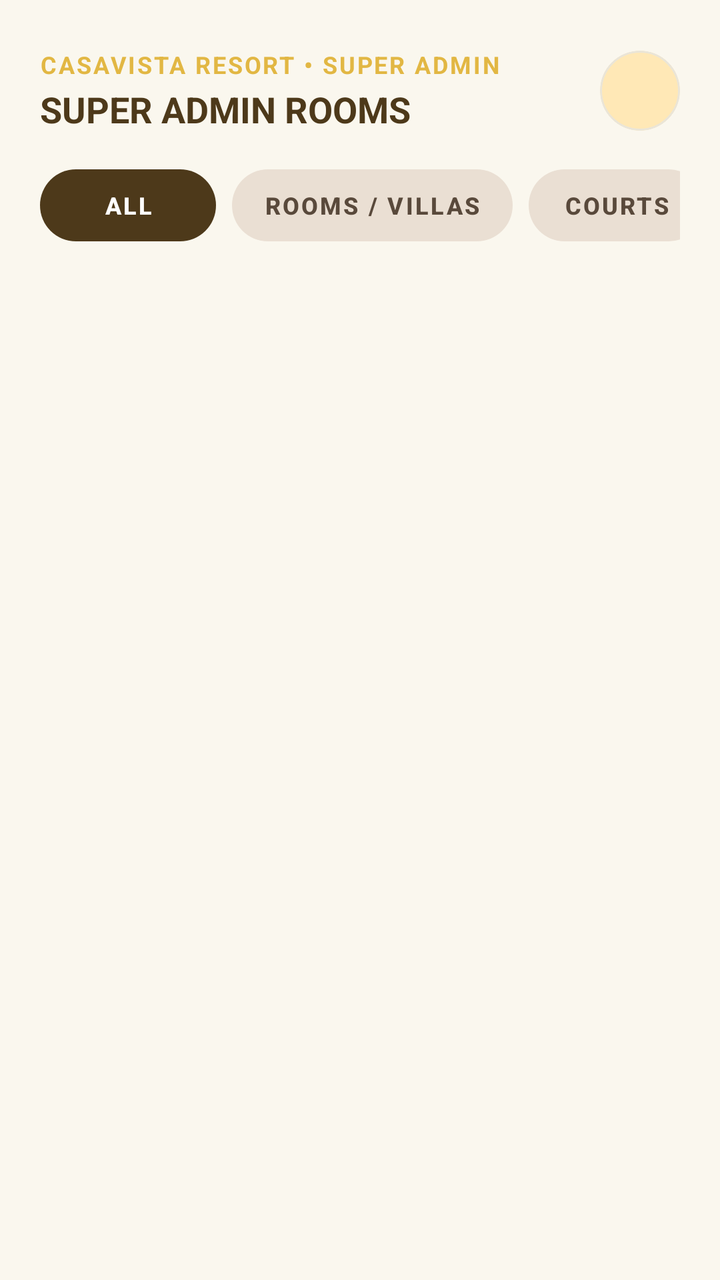
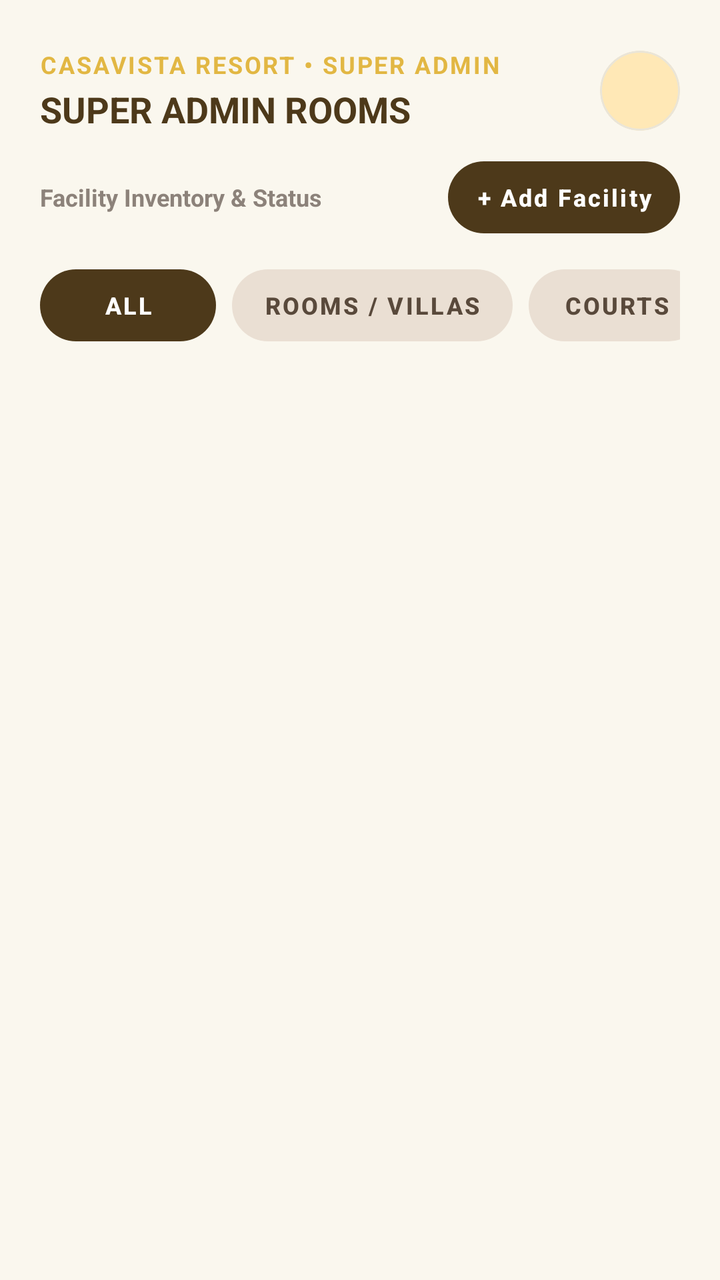

The first picture is an Android layout as it rendered before a commit; the second is the same layout after the commit. The layout source and the unified diff follow.
<!-- AndroidManifest.xml: application theme Theme.CasaVista -->
<!-- res/layout/fragment_super_admin_rooms.xml -->
<?xml version="1.0" encoding="utf-8"?>
<LinearLayout xmlns:android="http://schemas.android.com/apk/res/android"
    xmlns:app="http://schemas.android.com/apk/res-auto"
    android:layout_width="match_parent"
    android:layout_height="match_parent"
    android:background="@color/bg_main"
    android:orientation="vertical"
    android:padding="20dp">

    
    
    <RelativeLayout
        android:layout_width="match_parent"
        android:layout_height="wrap_content"
        android:layout_marginTop="4dp">

        <LinearLayout
            android:layout_width="wrap_content"
            android:layout_height="wrap_content"
            android:layout_centerVertical="true"
            android:orientation="vertical">

            <TextView
                android:layout_width="wrap_content"
                android:layout_height="wrap_content"
                android:letterSpacing="0.08"
                android:text="CASAVISTA RESORT • SUPER ADMIN"
                android:textColor="@color/admin_accent_gold"
                android:textSize="12sp"
                android:textStyle="bold" />

            <TextView
                android:layout_width="wrap_content"
                android:layout_height="wrap_content"
                android:layout_marginTop="2dp"
                android:text="SUPER ADMIN ROOMS"
                android:textColor="@color/admin_text_primary"
                android:textSize="18sp"
                android:textStyle="bold" />
        </LinearLayout>

        
        <com.google.android.material.card.MaterialCardView
            android:id="@+id/cardSuperAdminRoomsAvatar"
            android:layout_width="40dp"
            android:layout_height="40dp"
            android:layout_alignParentEnd="true"
            android:layout_centerVertical="true"
            android:clickable="true"
            android:focusable="true"
            app:cardCornerRadius="20dp"
            app:cardElevation="0dp"
            app:strokeColor="@color/border_soft"
            app:strokeWidth="1dp">

            <ImageView
                android:id="@+id/imgHeaderAvatarRooms"
                android:layout_width="match_parent"
                android:layout_height="match_parent"
                android:scaleType="centerCrop"
                android:src="@drawable/bg_pill_gold" />
        </com.google.android.material.card.MaterialCardView>
    </RelativeLayout>

    
    <HorizontalScrollView
        android:layout_width="match_parent"
        android:layout_height="wrap_content"
        android:layout_marginBottom="12dp"
        android:layout_marginTop="18dp"
        android:scrollbars="none">

        <LinearLayout
            android:layout_width="wrap_content"
            android:layout_height="wrap_content"
            android:orientation="horizontal">

            <com.google.android.material.button.MaterialButton
                android:id="@+id/tabSuperRoomAll"
                style="@style/Widget.MaterialComponents.Button.UnelevatedButton"
                android:layout_width="wrap_content"
                android:layout_height="36dp"
                android:layout_marginEnd="8dp"
                android:insetTop="0dp"
                android:insetBottom="0dp"
                android:text="All"
                android:textColor="#FFFFFF"
                android:textSize="12sp"
                android:textStyle="bold"
                app:backgroundTint="#4D391A"
                app:cornerRadius="18dp" />

            <com.google.android.material.button.MaterialButton
                android:id="@+id/tabSuperRoomVillas"
                style="@style/Widget.MaterialComponents.Button.UnelevatedButton"
                android:layout_width="wrap_content"
                android:layout_height="36dp"
                android:layout_marginEnd="8dp"
                android:insetTop="0dp"
                android:insetBottom="0dp"
                android:text="Rooms / Villas"
                android:textColor="#59493B"
                android:textSize="12sp"
                android:textStyle="bold"
                app:backgroundTint="#EADFD3"
                app:cornerRadius="18dp" />

            <com.google.android.material.button.MaterialButton
                android:id="@+id/tabSuperRoomCourts"
                style="@style/Widget.MaterialComponents.Button.UnelevatedButton"
                android:layout_width="wrap_content"
                android:layout_height="36dp"
                android:layout_marginEnd="8dp"
                android:insetTop="0dp"
                android:insetBottom="0dp"
                android:text="Courts"
                android:textColor="#59493B"
                android:textSize="12sp"
                android:textStyle="bold"
                app:backgroundTint="#EADFD3"
                app:cornerRadius="18dp" />

            <com.google.android.material.button.MaterialButton
                android:id="@+id/tabSuperRoomBuyout"
                style="@style/Widget.MaterialComponents.Button.UnelevatedButton"
                android:layout_width="wrap_content"
                android:layout_height="36dp"
                android:insetTop="0dp"
                android:insetBottom="0dp"
                android:text="Buyout"
                android:textColor="#59493B"
                android:textSize="12sp"
                android:textStyle="bold"
                app:backgroundTint="#EADFD3"
                app:cornerRadius="18dp" />
        </LinearLayout>
    </HorizontalScrollView>

    
    <androidx.recyclerview.widget.RecyclerView
        android:id="@+id/rvSuperAdminRooms"
        android:layout_width="match_parent"
        android:layout_height="match_parent"
        android:clipToPadding="false"
        android:overScrollMode="never" />

</LinearLayout>
<!-- resources referenced by this layout -->
<resources>
  <color name="admin_accent_gold">#E2B743</color>
  <color name="admin_text_primary">#4D391A</color>
  <color name="bg_main">#FAF7EE</color>
  <color name="border_soft">#EAE5D8</color>
  <!-- drawable bg_pill_gold (drawable) -->
  <?xml version="1.0" encoding="utf-8"?>
  <shape xmlns:android="http://schemas.android.com/apk/res/android"
      android:shape="rectangle">
      <solid android:color="#FFE8B6" />
      <corners android:radius="20dp" />
  </shape>
  <style name="Theme.CasaVista" parent="Theme.MaterialComponents.Light.NoActionBar">
          <item name="colorPrimary">@color/button_bg</item>
          <item name="colorPrimaryVariant">@color/primary_dark</item>
          <item name="colorOnPrimary">#FFFFFF</item>
          <item name="android:windowBackground">@color/bg_primary</item>
          <item name="android:statusBarColor">@color/resort_bg</item>
          <item name="android:windowLightStatusBar">true</item>
          <item name="materialButtonStyle">@style/Widget.MaterialComponents.Button.UnelevatedButton</item>
          <item name="materialAlertDialogTheme">@style/MaterialAlertDialogTheme</item>
          <item name="alertDialogTheme">@style/MaterialAlertDialogTheme</item>
      </style>
  <color name="button_bg">#4A3718</color>
  <color name="primary_dark">#4A3718</color>
  <color name="bg_primary">#FAF7EE</color>
  <color name="resort_bg">#FAF7EE</color>
  <style name="MaterialAlertDialogTheme" parent="ThemeOverlay.MaterialComponents.MaterialAlertDialog">
          <item name="shapeAppearanceOverlay">@style/ShapeAppearance.Material3.Corner.Medium</item>
          <item name="colorSurface">@color/card_bg</item>
          <item name="android:background">@color/card_bg</item>
          <item name="colorOnSurface">@color/text_primary</item>
          <item name="colorPrimary">@color/accent_gold</item>
          <item name="colorAccent">@color/accent_gold</item>
      </style>
  <color name="card_bg">#FFFFFF</color>
  <color name="text_primary">#4D391A</color>
  <color name="accent_gold">#E2B743</color>
</resources>

<!-- the commit's change to res/layout/fragment_super_admin_rooms.xml (unified diff, before → after) -->
@@ -61,6 +61,40 @@
                 android:src="@drawable/bg_pill_gold" />
         </com.google.android.material.card.MaterialCardView>
     </RelativeLayout>
+
+    
+    <LinearLayout
+        android:layout_width="match_parent"
+        android:layout_height="wrap_content"
+        android:layout_marginTop="14dp"
+        android:gravity="center_vertical"
+        android:orientation="horizontal">
+
+        <TextView
+            android:layout_width="0dp"
+            android:layout_height="wrap_content"
+            android:layout_weight="1"
+            android:text="Facility Inventory &amp; Status"
+            android:textColor="@color/admin_text_secondary"
+            android:textSize="12sp"
+            android:textStyle="bold" />
+
+        <com.google.android.material.button.MaterialButton
+            android:id="@+id/btnAddFacility"
+            style="@style/Widget.MaterialComponents.Button.UnelevatedButton"
+            android:layout_width="wrap_content"
+            android:layout_height="36dp"
+            android:insetTop="0dp"
+            android:insetBottom="0dp"
+            android:paddingHorizontal="14dp"
+            android:text="+ Add Facility"
+            android:textAllCaps="false"
+            android:textColor="#FFFFFF"
+            android:textSize="12sp"
+            android:textStyle="bold"
+            app:backgroundTint="#4D391A"
+            app:cornerRadius="18dp" />
+    </LinearLayout>
 
     
     <HorizontalScrollView
<!-- resource entries referenced after the edit -->
@@ -2,6 +2,7 @@
 <resources>
   <color name="admin_accent_gold">#E2B743</color>
   <color name="admin_text_primary">#4D391A</color>
+  <color name="admin_text_secondary">#8C827A</color>
   <color name="bg_main">#FAF7EE</color>
   <color name="border_soft">#EAE5D8</color>
   <!-- drawable bg_pill_gold (drawable) -->
